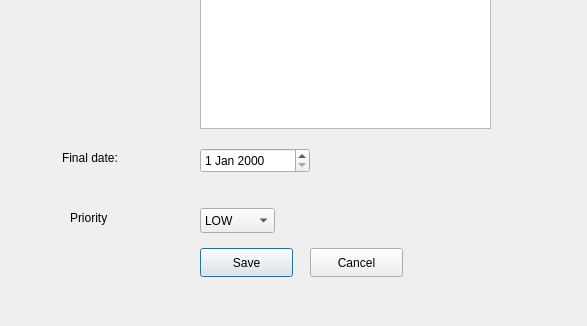
First picture: the form in setupnewtask.ui, repository igorForPeace/Task_manager_v1, before the edit; both pictures show x 0 to 587 and y 142 to 468 of the 587 by 468 pixel window.
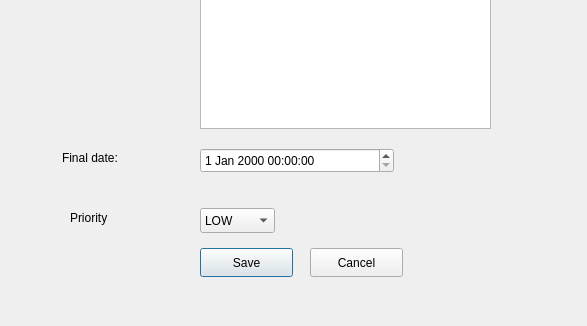
Second picture: the form after the edit.

Commit message: Make changes in showing QDateTime functions

Diff of the .ui file:
```diff
--- a/setupnewtask.ui
+++ b/setupnewtask.ui
@@ -85,16 +85,6 @@
     <string>Final date:</string>
    </property>
   </widget>
-  <widget class="QDateEdit" name="FinalDate">
-   <property name="geometry">
-    <rect>
-     <x>200</x>
-     <y>290</y>
-     <width>110</width>
-     <height>25</height>
-    </rect>
-   </property>
-  </widget>
   <widget class="QLabel" name="label_4">
    <property name="geometry">
     <rect>
@@ -146,6 +136,16 @@
     <string>Cancel</string>
    </property>
   </widget>
+  <widget class="QDateTimeEdit" name="FinalDate">
+   <property name="geometry">
+    <rect>
+     <x>200</x>
+     <y>290</y>
+     <width>194</width>
+     <height>25</height>
+    </rect>
+   </property>
+  </widget>
  </widget>
  <resources/>
  <connections/>
```
The commit also changes 15 other files.
